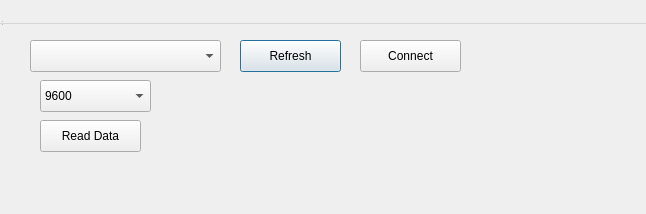
Old version of the form GS/connectionwindow.ui in the repository jackon274/PO.
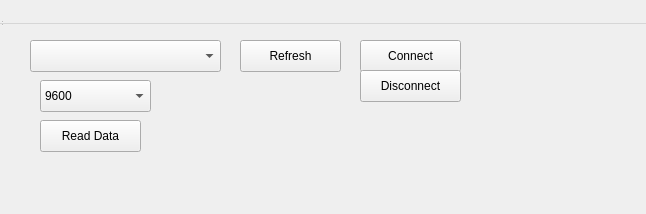
New version of the form.

Commit message: Add disconnect button

The edit to the form file:
```diff
--- a/GS/connectionwindow.ui
+++ b/GS/connectionwindow.ui
@@ -44,6 +44,9 @@
     <property name="text">
      <string>Refresh</string>
     </property>
+    <property name="autoDefault">
+     <bool>false</bool>
+    </property>
    </widget>
    <widget class="QPushButton" name="btn_connect">
     <property name="geometry">
@@ -57,6 +60,9 @@
     <property name="text">
      <string>Connect</string>
     </property>
+    <property name="autoDefault">
+     <bool>false</bool>
+    </property>
    </widget>
    <widget class="QComboBox" name="box_baudrate">
     <property name="geometry">
@@ -104,6 +110,25 @@
     </property>
     <property name="text">
      <string>Read Data</string>
+    </property>
+    <property name="autoDefault">
+     <bool>false</bool>
+    </property>
+   </widget>
+   <widget class="QPushButton" name="btn_disconnect">
+    <property name="geometry">
+     <rect>
+      <x>360</x>
+      <y>70</y>
+      <width>101</width>
+      <height>32</height>
+     </rect>
+    </property>
+    <property name="text">
+     <string>Disconnect</string>
+    </property>
+    <property name="autoDefault">
+     <bool>false</bool>
     </property>
    </widget>
   </widget>
```
The commit also changes 2 other files.
